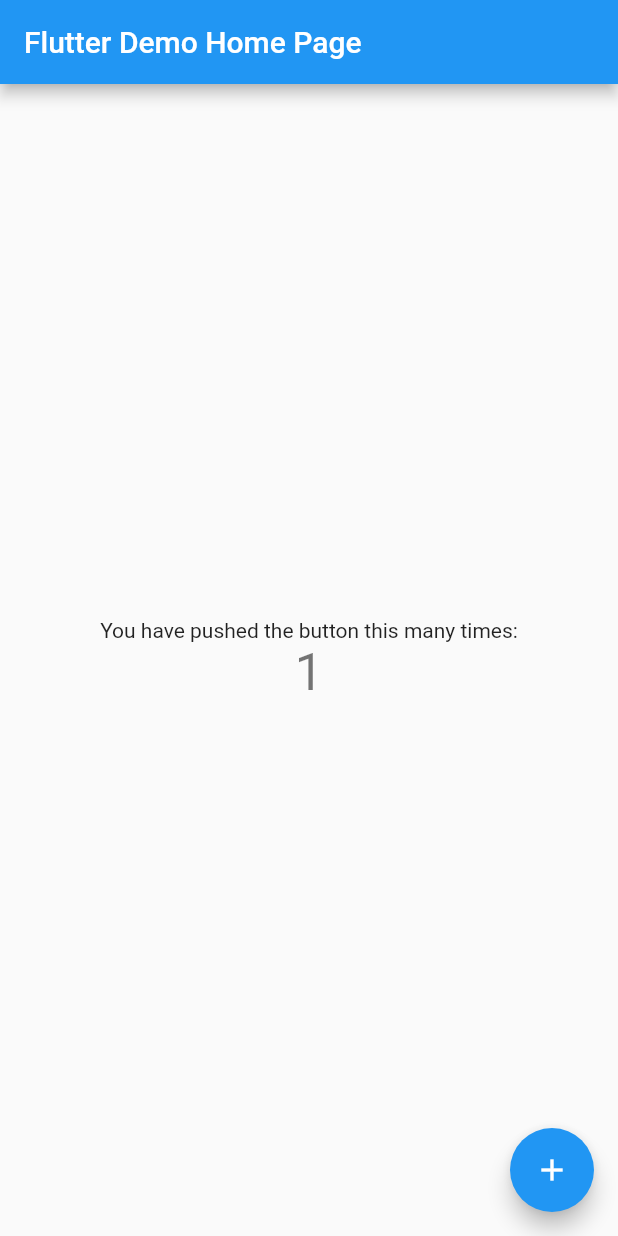
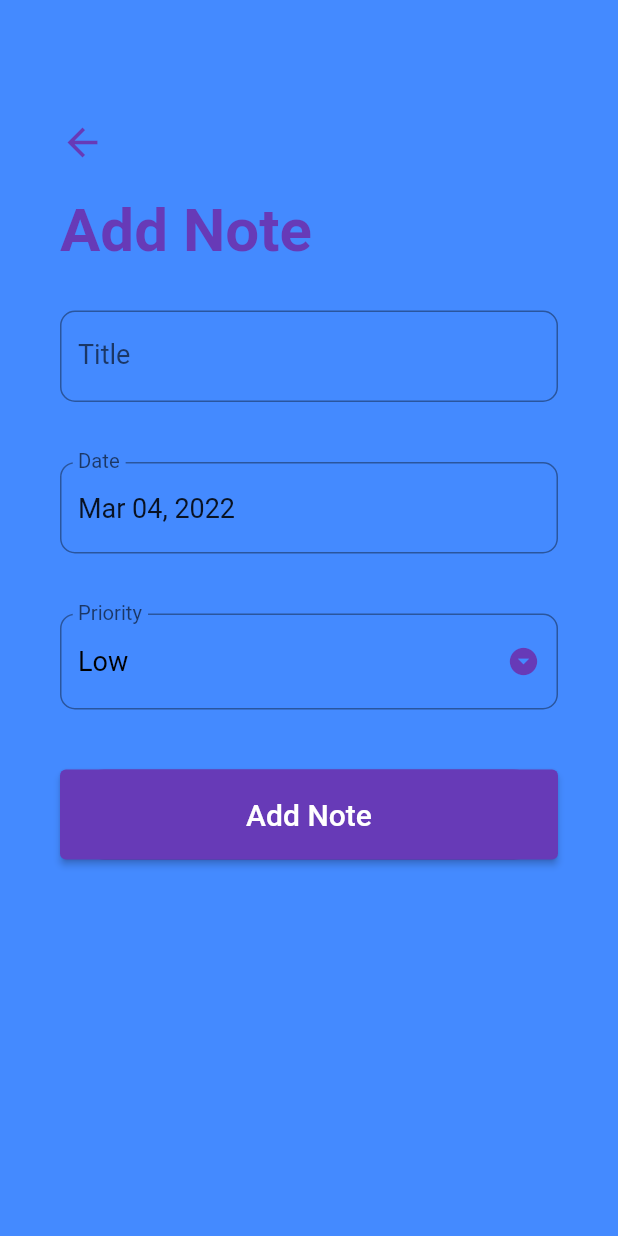
Before and after one commit to tarunchauhan97/crud_sqflite_notes_app, a Flutter app: the screen it shows after launch, after a tap on the "add" icon, on a phone screen of 412 x 824 dp. Run offline on Flutter 3.47's test engine with Material 2 defaults, Android fonts, the phone set to English and light mode, and no system bars; our stand-ins replace sqflite; accounts and stored records are empty.

Commit message:
final app sql notes taking

```diff
--- /dev/null
+++ b/lib/database/database.dart
@@ -0,0 +1,107 @@
+import 'dart:io';
+import 'package:crud_sqflite_notes_app/models/note_model.dart';
+import 'package:path_provider/path_provider.dart';
+import 'package:sqflite/sqflite.dart';
+
+class DatabaseHelper{
+  static final DatabaseHelper instance = DatabaseHelper._instance();
+
+  static Database? _db = null;
+
+  DatabaseHelper._instance();
+
+
+  String noteTable = 'note_table';
+  String colId = 'id';
+  String colTitle = 'title';
+  String colDate = 'date';
+  String colPriority = 'priority';
+  String colStatus = 'status';
+
+  /*
+  This is how our note table will look
+  Id | Title | Date | Priority | Status
+  0     ""      ""      ""         0
+  1     ""      ""      ""         1
+  */
+
+Future<Database?> get db async{
+  if(_db == null){
+    _db = await _initDb();
+  }
+  return _db;
+}
+
+Future<Database> _initDb() async{
+
+  Directory dir = await getApplicationDocumentsDirectory();
+  String path = dir.path + 'todo_list.db';
+  final todoListDB = await openDatabase(
+    path, version: 1, onCreate: _createDb
+  );
+  return todoListDB;
+}
+
+void _createDb(Database db, int version) async{
+  await db.execute(
+    'CREATE TABLE $noteTable($colId INTEGER PRIMARY KEY AUTOINCREMENT, $colTitle TEXT, $colDate TEXT, $colPriority TEXT, $colStatus INTEGER)'
+  );
+}
+
+
+Future<List<Map<String, dynamic>>> getNoteMapList() async{
+  Database? db = await this.db;
+  final List<Map<String, dynamic>> result = await db!.query(noteTable);
+  return result;
+}
+
+
+
+Future<List<Note>> getNoteList() async{
+  final List<Map<String, dynamic>> noteMapList = await getNoteMapList();
+
+  final List<Note> noteList = [];
+
+  noteMapList.forEach((noteMap){
+    noteList.add(Note.fromMap(noteMap));
+  });
+  noteList.sort((noteA, noteB) => noteA.date!.compareTo(noteB.date!));
+
+  return noteList;
+}
+
+Future<int> insertNote(Note note) async{
+  Database? db = await this.db;
+  final int result = await db!.insert(
+    noteTable,
+    note.toMap(),
+  );
+  return result;
+}
+
+
+Future<int> updateNote(Note note) async{
+  Database? db = await this.db;
+  final int result = await db!.update(
+    noteTable,
+    note.toMap(),
+    where: '$colId = ?',
+    whereArgs: [note.id],
+  );
+  return result;
+}
+
+Future<int> deleteNote(int id) async{
+  Database? db = await this.db;
+  final int result = await db!.delete(
+    noteTable,
+    where: '$colId = ?',
+    whereArgs: [id],
+  );
+  return result;
+}
+
+
+
+
+}
--- a/lib/main.dart
+++ b/lib/main.dart
@@ -1,115 +1,21 @@
+import 'package:crud_sqflite_notes_app/screens/home_screen.dart';
 import 'package:flutter/material.dart';
 
 void main() {
-  runApp(const MyApp());
+  runApp(MyApp());
 }
 
 class MyApp extends StatelessWidget {
-  const MyApp({Key? key}) : super(key: key);
-
   // This widget is the root of your application.
   @override
   Widget build(BuildContext context) {
     return MaterialApp(
-      title: 'Flutter Demo',
+      title: 'Flutter Todo List',
+      debugShowCheckedModeBanner: false,
       theme: ThemeData(
-        // This is the theme of your application.
-        //
-        // Try running your application with "flutter run". You'll see the
-        // application has a blue toolbar. Then, without quitting the app, try
-        // changing the primarySwatch below to Colors.green and then invoke
-        // "hot reload" (press "r" in the console where you ran "flutter run",
-        // or simply save your changes to "hot reload" in a Flutter IDE).
-        // Notice that the counter didn't reset back to zero; the application
-        // is not restarted.
-        primarySwatch: Colors.blue,
+        primarySwatch: Colors.deepPurple,
       ),
-      home: const MyHomePage(title: 'Flutter Demo Home Page'),
+      home: HomeScreen(),
     );
   }
 }
-
-class MyHomePage extends StatefulWidget {
-  const MyHomePage({Key? key, required this.title}) : super(key: key);
-
-  // This widget is the home page of your application. It is stateful, meaning
-  // that it has a State object (defined below) that contains fields that affect
-  // how it looks.
-
-  // This class is the configuration for the state. It holds the values (in this
-  // case the title) provided by the parent (in this case the App widget) and
-  // used by the build method of the State. Fields in a Widget subclass are
-  // always marked "final".
-
-  final String title;
-
-  @override
-  State<MyHomePage> createState() => _MyHomePageState();
-}
-
-class _MyHomePageState extends State<MyHomePage> {
-  int _counter = 0;
-
-  void _incrementCounter() {
-    setState(() {
-      // This call to setState tells the Flutter framework that something has
-      // changed in this State, which causes it to rerun the build method below
-      // so that the display can reflect the updated values. If we changed
-      // _counter without calling setState(), then the build method would not be
-      // called again, and so nothing would appear to happen.
-      _counter++;
-    });
-  }
-
-  @override
-  Widget build(BuildContext context) {
-    // This method is rerun every time setState is called, for instance as done
-    // by the _incrementCounter method above.
-    //
-    // The Flutter framework has been optimized to make rerunning build methods
-    // fast, so that you can just rebuild anything that needs updating rather
-    // than having to individually change instances of widgets.
-    return Scaffold(
-      appBar: AppBar(
-        // Here we take the value from the MyHomePage object that was created by
-        // the App.build method, and use it to set our appbar title.
-        title: Text(widget.title),
-      ),
-      body: Center(
-        // Center is a layout widget. It takes a single child and positions it
-        // in the middle of the parent.
-        child: Column(
-          // Column is also a layout widget. It takes a list of children and
-          // arranges them vertically. By default, it sizes itself to fit its
-          // children horizontally, and tries to be as tall as its parent.
-          //
-          // Invoke "debug painting" (press "p" in the console, choose the
-          // "Toggle Debug Paint" action from the Flutter Inspector in Android
-          // Studio, or the "Toggle Debug Paint" command in Visual Studio Code)
-          // to see the wireframe for each widget.
-          //
-          // Column has various properties to control how it sizes itself and
-          // how it positions its children. Here we use mainAxisAlignment to
-          // center the children vertically; the main axis here is the vertical
-          // axis because Columns are vertical (the cross axis would be
-          // horizontal).
-          mainAxisAlignment: MainAxisAlignment.center,
-          children: <Widget>[
-            const Text(
-              'You have pushed the button this many times:',
-            ),
-            Text(
-              '$_counter',
-              style: Theme.of(context).textTheme.headline4,
-            ),
-          ],
-        ),
-      ),
-      floatingActionButton: FloatingActionButton(
-        onPressed: _incrementCounter,
-        tooltip: 'Increment',
-        child: const Icon(Icons.add),
-      ), // This trailing comma makes auto-formatting nicer for build methods.
-    );
-  }
-}
--- /dev/null
+++ b/lib/models/note_model.dart
@@ -0,0 +1,39 @@
+class Note{
+  int? id;
+  String? title;
+  DateTime? date;
+  String? priority;
+  int? status;
+
+
+  Note({this.title, this.date, this.priority, this.status});
+
+  Note.withId({this.id, this.title, this.date, this.priority, this.status});
+
+  Map<String, dynamic> toMap(){
+    final map = Map<String, dynamic>();
+
+    if(id != null){
+      map['id'] = id;
+    }
+
+    map['title'] = title;
+    map['date'] = date!.toIso8601String();
+    map['priority'] = priority;
+    map['status'] = status;
+    return map;
+  }
+
+  factory Note.fromMap(Map<String, dynamic> map){
+    return Note.withId(
+      id: map['id'],
+      title: map['title'],
+      date: DateTime.parse(map['date']),
+      priority: map['priority'],
+      status: map['status'],
+    );
+  }
+
+
+
+}
--- /dev/null
+++ b/lib/screens/add_note_screen.dart
@@ -0,0 +1,280 @@
+import 'package:crud_sqflite_notes_app/database/database.dart';
+import 'package:crud_sqflite_notes_app/models/note_model.dart';
+import 'package:crud_sqflite_notes_app/screens/home_screen.dart';
+import 'package:flutter/material.dart';
+import 'package:intl/intl.dart';
+
+class AddNoteScreen extends StatefulWidget {
+  final Note? note;
+  final Function? updateNoteList;
+
+  AddNoteScreen({this.note, this.updateNoteList});
+
+  @override
+  _AddNoteScreenState createState() => _AddNoteScreenState();
+}
+
+class _AddNoteScreenState extends State<AddNoteScreen> {
+
+  final _formKey = GlobalKey<FormState>();
+  String _title = '';
+  String _priority = 'Low';
+  DateTime _date = DateTime.now();
+  String btnText = "Add Note";
+  String titleText = "Add Note";
+
+
+  TextEditingController _dateController = TextEditingController();
+
+  final DateFormat _dateFormatter = DateFormat('MMM dd, yyyy');
+  final List<String> _priorities = ['Low', 'Medium', 'High'];
+
+
+  @override
+  void initState(){
+    super.initState();
+
+    if(widget.note != null){
+      _title = widget.note!.title!;
+      _date = widget.note!.date!;
+      _priority = widget.note!.priority!;
+
+      setState(() {
+        btnText = "Update Note";
+        titleText = "Update Note";
+      });
+    }
+    else{
+      setState(() {
+        btnText = "Add Note";
+        titleText = "Add Note";
+      });
+    }
+
+    _dateController.text = _dateFormatter.format(_date);
+
+  }
+
+  @override
+  void dispose(){
+    _dateController.dispose();
+    super.dispose();
+  }
+
+
+
+  _handleDatePicker() async{
+    final DateTime? date = await showDatePicker(
+        context: context,
+        initialDate: _date,
+        firstDate: DateTime(2000),
+        lastDate: DateTime(2100),
+    );
+    if(date != null && date != _date){
+      setState(() {
+        _date = date;
+      });
+      _dateController.text = _dateFormatter.format(date);
+    }
+  }
+
+  _delete(){
+    DatabaseHelper.instance.deleteNote(widget.note!.id!);
+    Navigator.pushReplacement(
+      context,
+      MaterialPageRoute(
+      builder: (_) => HomeScreen(),
+      ),
+    );
+    widget.updateNoteList!();
+  }
+
+
+  _submit(){
+    if(_formKey.currentState!.validate()){
+      _formKey.currentState!.save();
+      print('$_title, $_date, $_priority');
+
+      Note note = Note(title: _title, date: _date, priority: _priority);
+
+      if(widget.note == null){
+        note.status = 0;
+        DatabaseHelper.instance.insertNote(note);
+
+        Navigator.pushReplacement(
+          context,
+          MaterialPageRoute(
+            builder: (_) => HomeScreen(),
+          ),
+        );
+      }
+      else{
+        note.id = widget.note!.id;
+        note.status = widget.note!.status;
+        DatabaseHelper.instance.updateNote(note);
+
+        Navigator.pushReplacement(
+          context,
+          MaterialPageRoute(
+            builder: (_) => HomeScreen(),
+          ),
+        );
+      }
+
+      widget.updateNoteList!();
+
+    }
+  }
+
+  @override
+  Widget build(BuildContext context) {
+    return Scaffold(
+      backgroundColor: Colors.blueAccent,
+      body: GestureDetector(
+        onTap: () => FocusScope.of(context).unfocus(),
+        child: SingleChildScrollView(
+          child: Container(
+            padding: EdgeInsets.symmetric(horizontal: 40.0, vertical: 80.0),
+            child: Column(
+              crossAxisAlignment: CrossAxisAlignment.start,
+              children: <Widget>[
+                GestureDetector(
+                  onTap: () => Navigator.pushReplacement(context, MaterialPageRoute(builder: (_) => HomeScreen(),)),
+                  child: Icon(
+                    Icons.arrow_back,
+                    size: 30.0,
+                    color: Theme.of(context).primaryColor,
+                  ),
+                ),
+                SizedBox(height: 20.0,),
+                Text(
+                  titleText,
+                  style: TextStyle(
+                    color: Colors.deepPurple,
+                    fontSize: 40.0,
+                    fontWeight: FontWeight.bold,
+                  ),
+                ),
+                SizedBox(height: 10.0,),
+                Form(
+                  key: _formKey,
+                  child: Column(
+                    children: <Widget>[
+                      Padding(
+                          padding: EdgeInsets.symmetric(vertical: 20.0),
+                        child: TextFormField(
+                          style: TextStyle(fontSize: 18.0),
+                          decoration: InputDecoration(
+                            labelText: 'Title',
+                            labelStyle: TextStyle(fontSize: 18.0),
+                            border: OutlineInputBorder(
+                              borderRadius: BorderRadius.circular(10.0),
+                            ),
+                          ),
+                          validator: (input) =>
+                              input!.trim().isEmpty ? 'Please enter a note title' : null,
+                          onSaved: (input) => _title = input!,
+                          initialValue: _title,
+                        ),
+                      ),
+                      Padding(
+                        padding: EdgeInsets.symmetric(vertical: 20.0),
+                        child: TextFormField(
+                          readOnly: true,
+                          controller: _dateController,
+                          style: TextStyle(fontSize: 18.0),
+                          onTap: _handleDatePicker,
+                          decoration: InputDecoration(
+                            labelText: 'Date',
+                            labelStyle: TextStyle(fontSize: 18.0),
+                            border: OutlineInputBorder(
+                              borderRadius: BorderRadius.circular(10.0),
+                            ),
+                          ),
+                        ),
+                      ),
+                      Padding(
+                        padding: EdgeInsets.symmetric(vertical: 20.0),
+                        child: DropdownButtonFormField(
+                          isDense: true,
+                          icon: Icon(Icons.arrow_drop_down_circle),
+                          iconSize: 22.0,
+                          iconEnabledColor: Theme.of(context).primaryColor,
+                          items: _priorities.map((String priority){
+                            return DropdownMenuItem(
+                              value: priority,
+                                child: Text(
+                                  priority,
+                                  style: TextStyle(
+                                    color: Colors.black,
+                                    fontSize: 18.0,
+                                  ),
+                                ) ,
+                            );
+                          }).toList(),
+                          style: TextStyle(fontSize: 18.0),
+                          decoration: InputDecoration(
+                            labelText: 'Priority',
+                            labelStyle: TextStyle(fontSize: 18.0),
+                            border: OutlineInputBorder(
+                              borderRadius: BorderRadius.circular(10.0),
+                            ),
+                          ),
+                          validator: (input) => _priority == null ? 'Please select a priority level' : null,
+                          onChanged: (value){
+                            setState(() {
+                              _priority = value.toString();
+                            });
+                          },
+                          value: _priority,
+                        ),
+                      ),
+                      Container(
+                        margin: EdgeInsets.symmetric(vertical: 20.0),
+                        height: 60.0,
+                        width: double.infinity,
+                        decoration: BoxDecoration(
+                          color: Theme.of(context).primaryColor,
+                          borderRadius: BorderRadius.circular(30.0),
+                        ),
+                        child: ElevatedButton(
+                          child: Text(
+                            btnText,
+                            style: TextStyle(
+                              color: Colors.white,
+                              fontSize: 20.0,
+                            ),
+                          ),
+                          onPressed: _submit,
+                        ),
+                      ),
+                      widget.note != null ? Container(
+                        margin: EdgeInsets.symmetric(vertical: 20.0),
+                        height: 60.0,
+                        width: double.infinity,
+                        decoration: BoxDecoration(
+                          color: Theme.of(context).primaryColor,
+                          borderRadius: BorderRadius.circular(30.0),
+                        ),
+                        child: ElevatedButton(
+                          child: Text(
+                            'Delete Note',
+                            style: TextStyle(
+                              color: Colors.white,
+                              fontSize: 20.0,
+                            ),
+                          ),
+                          onPressed: _delete,
+                        ),
+                      ): SizedBox.shrink(),
+                    ],
+                  ),
+                )
+              ],
+            ),
+          ),
+        ),
+      ),
+    );
+  }
+}
--- /dev/null
+++ b/lib/screens/home_screen.dart
@@ -0,0 +1,142 @@
+import 'package:crud_sqflite_notes_app/database/database.dart';
+import 'package:crud_sqflite_notes_app/models/note_model.dart';
+import 'package:flutter/cupertino.dart';
+import 'package:flutter/material.dart';
+import 'package:intl/intl.dart';
+import 'package:sqflite/sqflite.dart';
+
+import 'add_note_screen.dart';
+
+class HomeScreen extends StatefulWidget {
+
+  @override
+  _HomeScreenState createState() => _HomeScreenState();
+}
+
+class _HomeScreenState extends State<HomeScreen> {
+
+  late Future<List<Note>> _noteList;
+
+  final DateFormat _dateFormatter = DateFormat('MMM dd, yyyy');
+
+  DatabaseHelper _databaseHelper = DatabaseHelper.instance;
+
+  @override
+  void initState(){
+    super.initState();
+    _updateNoteList();
+  }
+
+  _updateNoteList(){
+    _noteList = DatabaseHelper.instance.getNoteList();
+  }
+
+
+  Widget _buildNote(Note note){
+    return Padding(
+        padding: EdgeInsets.symmetric(horizontal: 25.0),
+      child: Column(
+        children: [
+          ListTile(
+            title: Text(note.title!, style: TextStyle(
+              fontSize: 18.0,
+              color: Colors.white,
+              decoration: note.status == 0
+                ? TextDecoration.none
+                  : TextDecoration.lineThrough
+            ),
+            ),
+            subtitle: Text('${_dateFormatter.format(note.date!)} - ${note.priority}', style: TextStyle(
+              fontSize: 15.0,
+              color: Colors.white,
+                decoration: note.status == 0
+                    ? TextDecoration.none
+                    : TextDecoration.lineThrough
+            ),),
+            trailing: Checkbox(
+              onChanged: (value){
+                note.status = value! ? 1 : 0;
+                DatabaseHelper.instance.updateNote(note);
+                _updateNoteList();
+                Navigator.pushReplacement(context, MaterialPageRoute(builder: (_) => HomeScreen()));
+              },
+              activeColor: Theme.of(context).primaryColor,
+              value: note.status == 1 ? true : false,
+            ),
+            onTap: () => Navigator.push(context, CupertinoPageRoute(builder: (_) => AddNoteScreen(
+              updateNoteList: _updateNoteList(),
+              note: note,
+            ),
+            ),
+            ),
+          ),
+          Divider(height: 5.0, color: Colors.deepPurple, thickness: 2.0,),
+        ],
+      ),
+    );
+  }
+
+  @override
+  Widget build(BuildContext context) {
+    return Scaffold(
+      backgroundColor: Colors.blueAccent,
+      floatingActionButton: FloatingActionButton(
+        backgroundColor: Theme.of(context).primaryColor,
+        onPressed: (){
+          Navigator.push(context, CupertinoPageRoute(builder: (_) => AddNoteScreen(
+            updateNoteList: _updateNoteList,
+          ),));
+        },
+        child: Icon(Icons.add),
+      ),
+      body: FutureBuilder(
+          future: _noteList,
+      builder: (context, AsyncSnapshot snapshot) {
+          if(!snapshot.hasData){
+            return Center(
+              child: CircularProgressIndicator(),
+            );
+          }
+
+          final int completedNoteCount = snapshot.data!.where((Note note) => note.status ==1).toList().length;
+
+        return ListView.builder(
+            padding: EdgeInsets.symmetric(vertical: 80.0),
+            itemCount: int.parse(snapshot.data!.length.toString()) + 1,
+            itemBuilder: (BuildContext context, int index) {
+              if (index == 0) {
+                return Padding(
+                  padding: EdgeInsets.symmetric(
+                      horizontal: 40.0, vertical: 20.0),
+                  child: Column(
+                    crossAxisAlignment: CrossAxisAlignment.start,
+                    children: <Widget>[
+                      Text(
+                        'My Notes',
+                        style: TextStyle(
+                          color: Colors.deepPurple,
+                          fontSize: 40.0,
+                          fontWeight: FontWeight.bold,
+                        ),
+                      ),
+                      SizedBox(height: 10.0,),
+                      Text(
+                        '$completedNoteCount of ${snapshot.data.length}',
+                        style: TextStyle(
+                          color: Colors.deepPurple,
+                          fontSize: 20.0,
+                          fontWeight: FontWeight.w600,
+                        ),
+                      ),
+                    ],
+                  ),
+                );
+              }
+              return _buildNote(snapshot.data![index - 1]);
+            }
+        );
+      }
+    ),
+    );
+  }
+}
```
